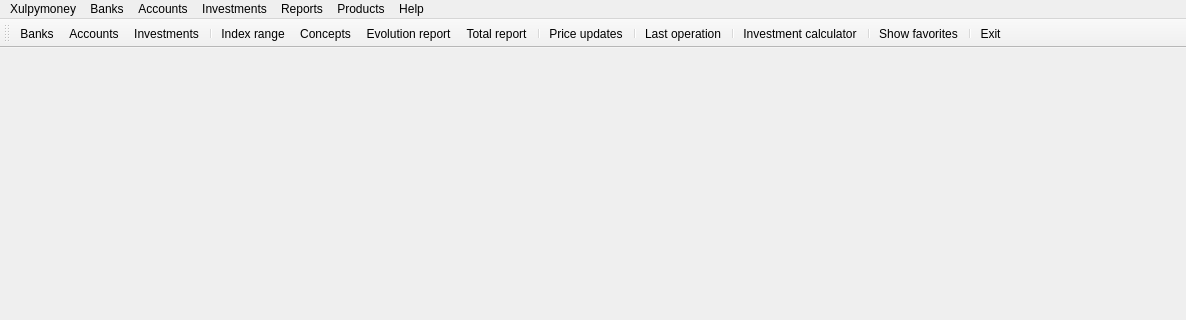
Before: the Qt Designer form ui/frmMain.ui in turulomio/xulpymoney, drawn with Qt 5; both pictures show x 0 to 1186 and y 0 to 320 of the 1186 by 625 pixel window.
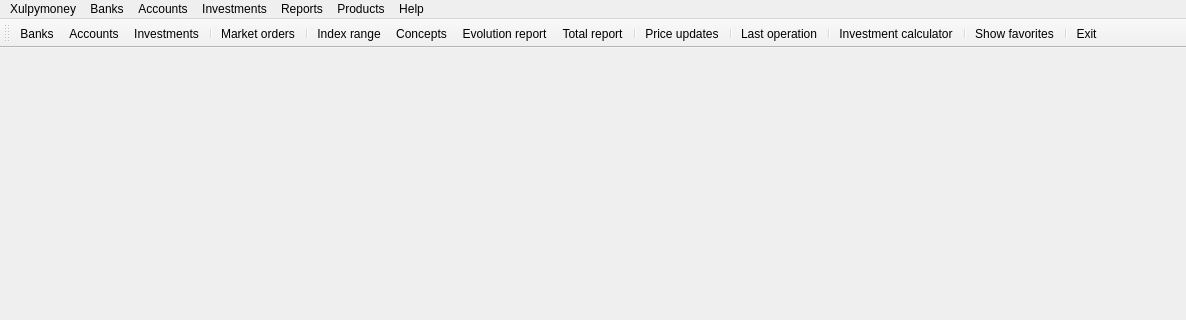
After: the same form once the commit is applied. Icons and pictures are not drawn.

Commit message: First order development

Diff of the .ui file:
```diff
--- a/ui/frmMain.ui
+++ b/ui/frmMain.ui
@@ -259,6 +259,8 @@
    <addaction name="actionAccounts"/>
    <addaction name="actionInvestments"/>
    <addaction name="separator"/>
+   <addaction name="actionOrders"/>
+   <addaction name="separator"/>
    <addaction name="actionIndexRange"/>
    <addaction name="actionConcepts"/>
    <addaction name="actionEvolutionReport"/>
@@ -1001,6 +1003,18 @@
     <string>Last operation</string>
    </property>
   </action>
+  <action name="actionOrders">
+   <property name="icon">
+    <iconset resource="../images/xulpymoney.qrc">
+     <normaloff>:/xulpymoney/editar.png</normaloff>:/xulpymoney/editar.png</iconset>
+   </property>
+   <property name="text">
+    <string>Market orders</string>
+   </property>
+   <property name="toolTip">
+    <string>Market orders</string>
+   </property>
+  </action>
  </widget>
  <resources>
   <include location="../images/xulpymoney.qrc"/>
```
Left out of the diff: 4 changed lines with no effect on the pictures. The commit also changes 14 other files.
